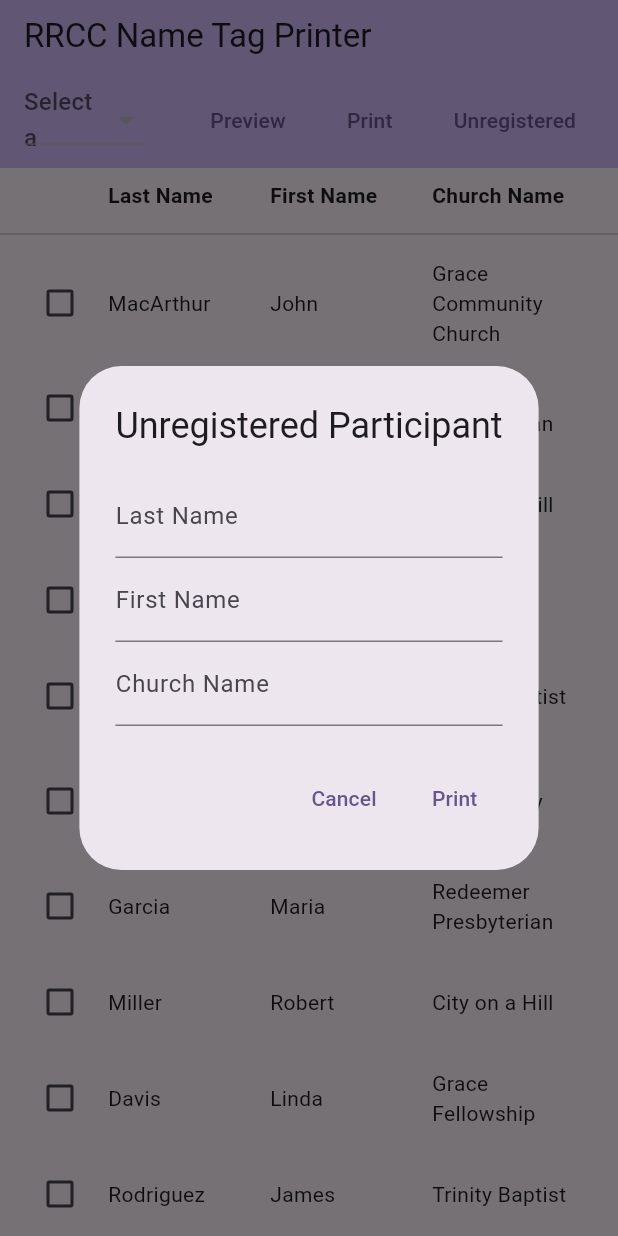
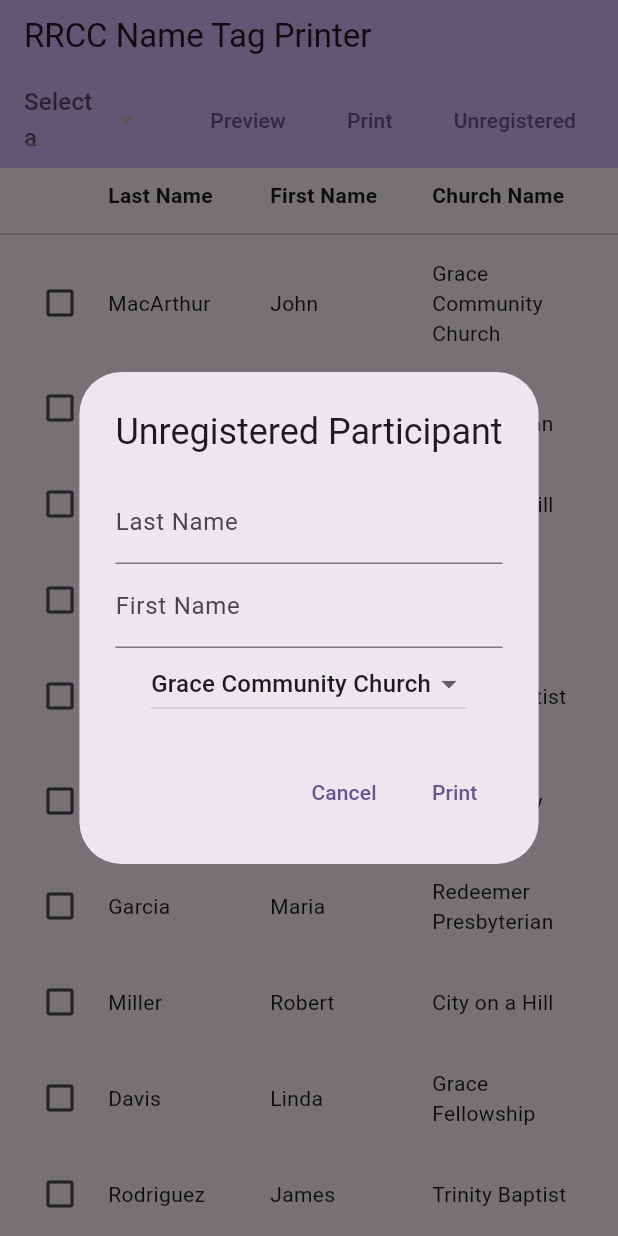
Before and after one commit to dlvisidro/rrcc_tag_printer, a Flutter app: the screen it shows after launch, after a tap on "Unregistered", on a phone screen of 412 x 824 dp. Run offline on Flutter 3.47's test engine with Material 3 defaults, Android fonts, the light colour scheme and no system bars; our stand-ins replace pdf, printing.

Commit message:
make church name a drop down

```diff
--- a/lib/main.dart
+++ b/lib/main.dart
@@ -165,12 +165,15 @@ class _MyHomePageState extends State<MyHomePage> {
     );
   }
 
-  @override
   void _showUnregisteredDialog() {
     final lastNameController = TextEditingController();
     final firstNameController = TextEditingController();
-    final churchNameController = TextEditingController();
-
+    // final churchNameController = TextEditingController();
+    String churchName = _people[0].churchName;
+    // final churches = _people.map((x) => x.churchName).toSet().toList();
+    // print(churches);
+    final a = _people.map((x) => x.churchName).toSet().map((x) => DropdownMenuItem<String>(value: x, child: Text(x))).toList();
+    print(a);
     showDialog(
       context: context,
       builder: (BuildContext context) {
@@ -187,10 +190,19 @@ class _MyHomePageState extends State<MyHomePage> {
                 controller: firstNameController,
                 decoration: const InputDecoration(labelText: 'First Name'),
               ),
-              TextField(
-                controller: churchNameController,
-                decoration: const InputDecoration(labelText: 'Church Name'),
+              DropdownButton<String>(
+                value: churchName,
+                items: a,
+                onChanged: (x) {
+                  // print('setting churchname to $x');
+                  setState(() {churchName = x ?? '';});
+                  // print('churchname: [$churchName]');
+                },
               ),
+              // TextField(
+              //   controller: churchNameController,
+              //   decoration: const InputDecoration(labelText: 'Church Name'),
+              // ),
             ],
           ),
           actions: <Widget>[
@@ -206,7 +218,8 @@ class _MyHomePageState extends State<MyHomePage> {
                 final person = Person(
                   lastNameController.text,
                   firstNameController.text,
-                  churchNameController.text,
+                  churchName
+                  // churchNameController.text,
                 );
                 _directPrintPdf(_selectedPrinter, [person]);
                 Navigator.of(context).pop();
```
